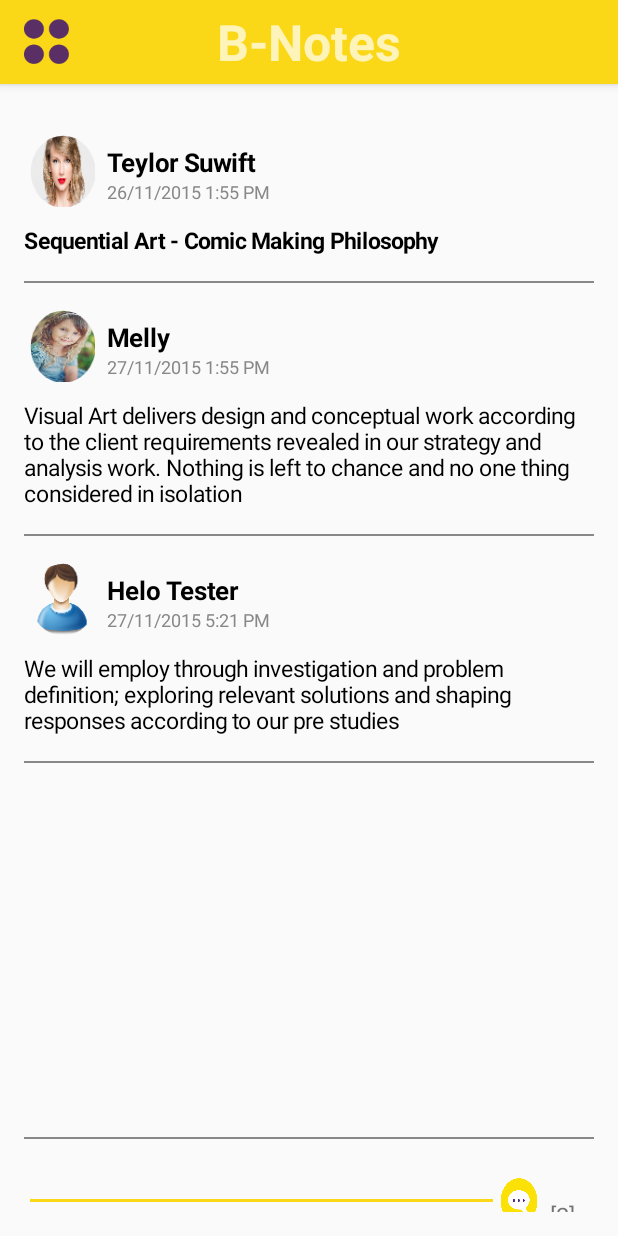
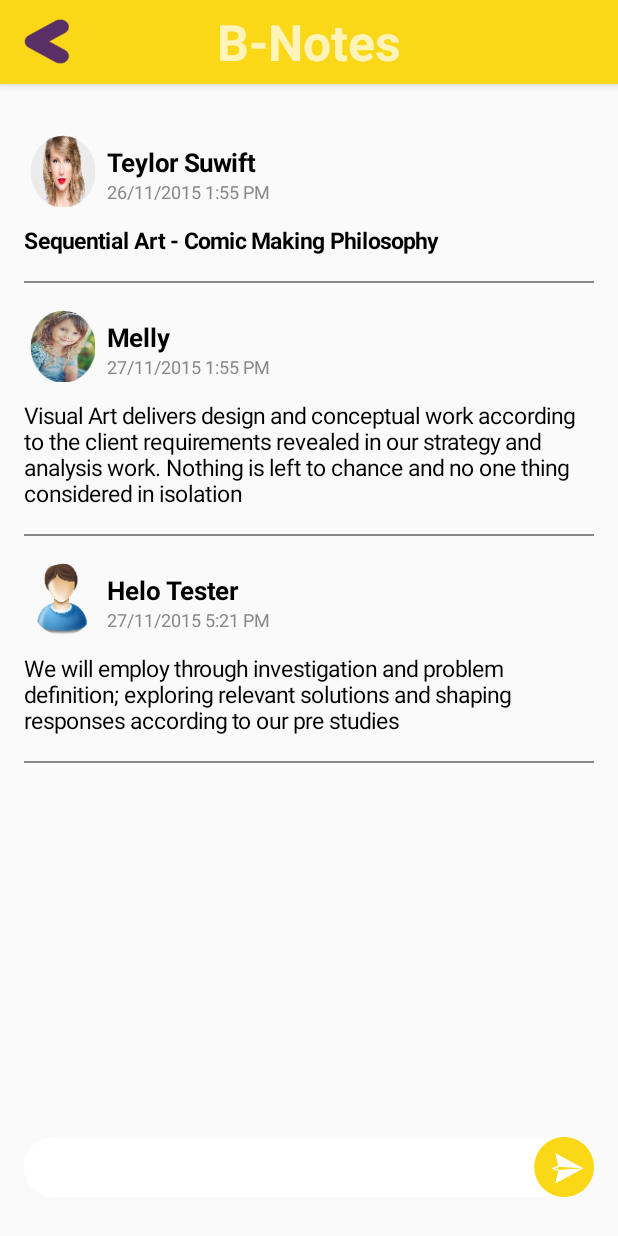
Before and after one commit to evelynkharisma/BNote, an Android app: the OpenNote screen opened directly, with no data from a screen before it, after a tap on "Sequential Art - Comic Making Philosophy", on a phone screen of 412 x 824 dp. Run offline under Robolectric (Android 15) with nearby library versions, the phone set to English and light mode, and no system bars.

Commit message:
back button on toolbar ha been added
Comment to OpenNote
OpenNote to NotesList

```diff
--- a/app/src/main/java/com/segid/bnote/Comment.java
+++ b/app/src/main/java/com/segid/bnote/Comment.java
@@ -28,6 +28,7 @@
 import org.w3c.dom.Text;
 
 public class Comment extends AppCompatActivity {
+    private Button btnBack;
 
     private Display display;
 
@@ -60,6 +61,13 @@
         display.getSize(size);
         screenHeight = size.y;
         screenWidth = size.x;
+
+        btnBack = (Button) findViewById(R.id.btn_back);
+        btnBack.setOnClickListener(new View.OnClickListener() {
+            public void onClick(View v) {
+                onBackPressed();
+            }
+        });
     }
 
     public void createCommentingLayout(int numComment) {
@@ -103,7 +111,7 @@
         ScrollView scrollComment = (ScrollView) findViewById(R.id.scrollComment);
         scrollComment.addView(linearLayout);
 
-        createCommentingLayout(2);
+//        createCommentingLayout(2);
     }
 
     public void populateComment(){
--- a/app/src/main/java/com/segid/bnote/NotesList.java
+++ b/app/src/main/java/com/segid/bnote/NotesList.java
@@ -77,8 +77,8 @@
         btnPlus = (Button) findViewById(R.id.btn_plus);
         btnPlus.setVisibility(View.VISIBLE);
 
-        btnDots = (Button) findViewById(R.id.btn_dots);
-        btnDots = (Button)findViewById(R.id.btn_dots);
+        btnDots = (Button) findViewById(R.id.btn_back);
+        btnDots = (Button)findViewById(R.id.btn_back);
 
         btnID = 0;
 
--- a/app/src/main/java/com/segid/bnote/OpenNote.java
+++ b/app/src/main/java/com/segid/bnote/OpenNote.java
@@ -26,6 +26,7 @@
 
 public class OpenNote extends AppCompatActivity {
 
+    private Button btnBack;
     private Button btnNoteImage;
     private Button btnUserImage;
     private Button btnPurple;
@@ -94,6 +95,13 @@
 
         screenHeight = size.y;
         screenWidth = size.x;
+
+        btnBack = (Button) findViewById(R.id.btn_back);
+        btnBack.setOnClickListener(new View.OnClickListener() {
+            public void onClick(View v) {
+                onBackPressed();
+            }
+        });
 
         LinearLayout.LayoutParams btnNoteImageParams = new LinearLayout.LayoutParams(LinearLayout.LayoutParams.MATCH_PARENT, (int)(screenHeight*0.73));
         btnNoteImage = new Button(this);
--- a/app/src/main/res/layout/activity_comment.xml
+++ b/app/src/main/res/layout/activity_comment.xml
@@ -17,8 +17,8 @@
             android:background="@color/bnote_yellow">
 
             <Button
-                android:id="@+id/btn_dots"
-                android:background="@drawable/icon_dots"
+                android:id="@+id/btn_back"
+                android:background="@drawable/bnotes37"
                 android:layout_gravity="left"
                 android:layout_height="30dp"
                 android:layout_width="30dp"
--- a/app/src/main/res/layout/activity_notes_list.xml
+++ b/app/src/main/res/layout/activity_notes_list.xml
@@ -17,7 +17,7 @@
             android:background="@color/bnote_yellow">
 
             <Button
-                android:id="@+id/btn_dots"
+                android:id="@+id/btn_back"
                 android:background="@drawable/icon_dots"
                 android:layout_gravity="left"
                 android:layout_height="30dp"
--- a/app/src/main/res/layout/activity_open_note.xml
+++ b/app/src/main/res/layout/activity_open_note.xml
@@ -17,8 +17,8 @@
             android:background="@color/bnote_yellow">
 
             <Button
-                android:id="@+id/btn_dots"
-                android:background="@drawable/icon_dots"
+                android:id="@+id/btn_back"
+                android:background="@drawable/bnotes37"
                 android:layout_gravity="left"
                 android:layout_height="30dp"
                 android:layout_width="30dp"
--- a/app/src/main/res/layout/content_comment.xml
+++ b/app/src/main/res/layout/content_comment.xml
@@ -18,11 +18,28 @@
         android:layout_alignEnd="@+id/layoutCommenting" >
     </ScrollView>
 
-    <LinearLayout
+    <RelativeLayout
         android:id="@+id/layoutCommenting"
-        android:orientation="vertical"
         android:layout_width="match_parent"
         android:layout_height="50dp"
         android:layout_alignParentBottom="true"
-        android:layout_alignParentEnd="true"></LinearLayout>
+        android:layout_alignParentEnd="true">
+
+        <EditText
+            android:layout_width="match_parent"
+            android:layout_height="40dp"
+            android:layout_centerHorizontal="true"
+            android:layout_below="@+id/imageView"
+            android:background="@drawable/edittextstyle"
+            android:paddingStart="20dp"
+            android:paddingEnd="10dp"/>
+
+        <Button
+            android:layout_width="40dp"
+            android:layout_height="40dp"
+            android:background="@drawable/send_comment"
+            android:id="@+id/sendCommentButton"
+            android:layout_alignParentTop="true"
+            android:layout_alignParentEnd="true" />
+    </RelativeLayout>
 </RelativeLayout>
```
Also changed, not shown: app/src/main/res/drawable/send_comment.png (added), 1 other file.
